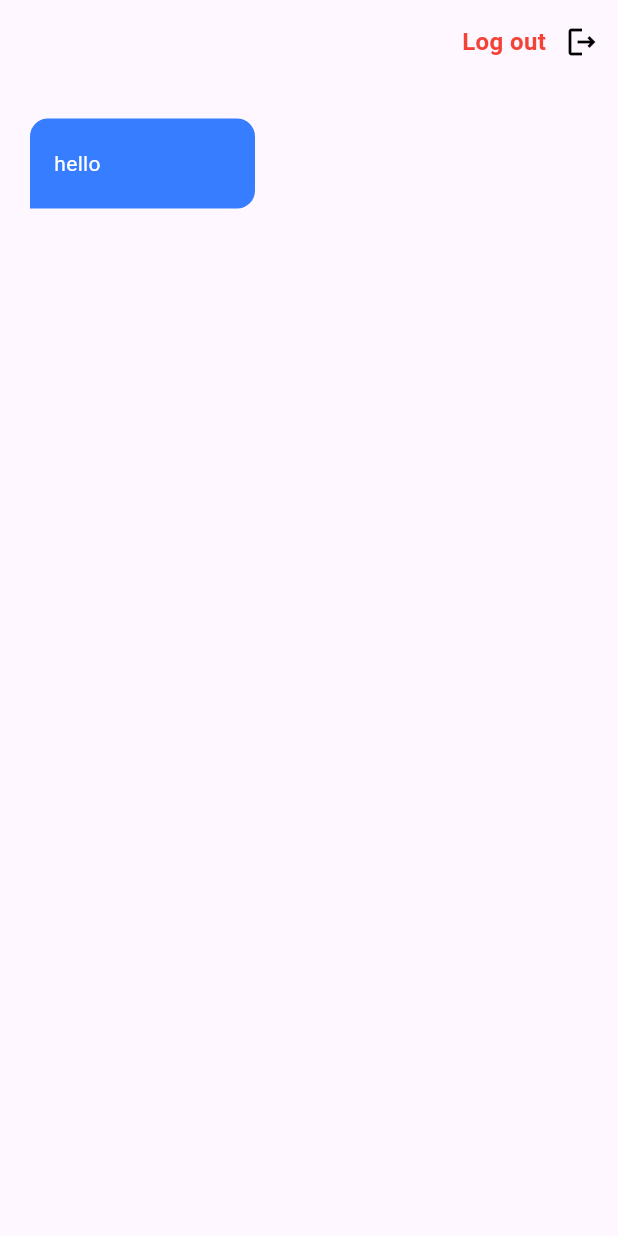
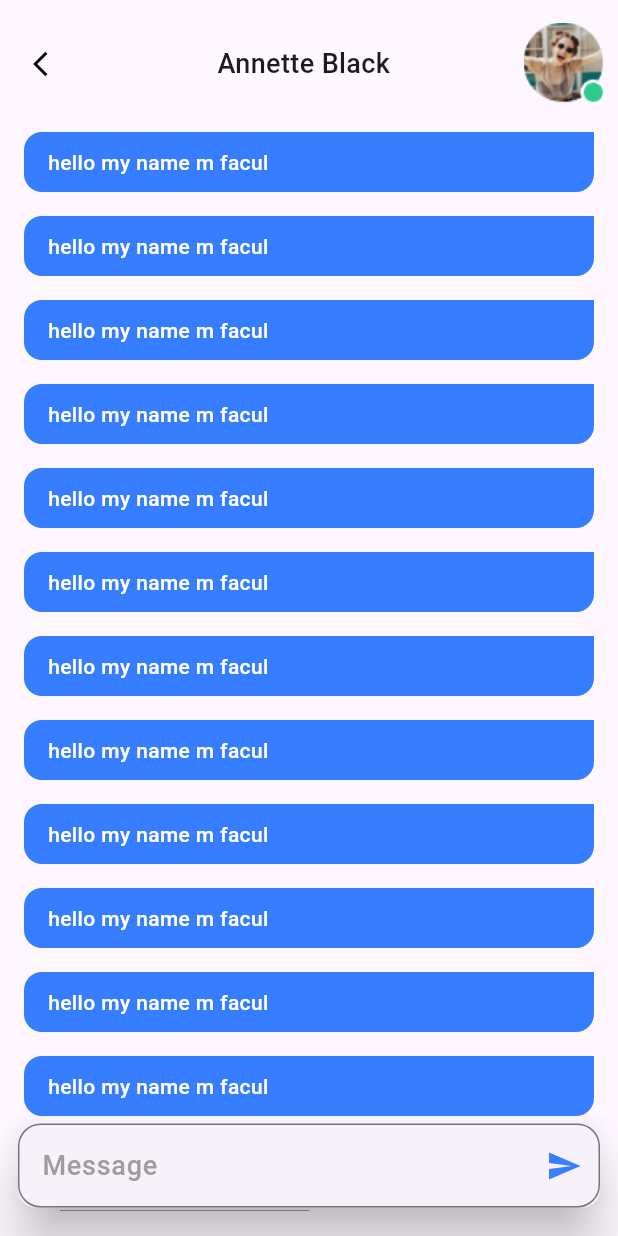
Before and after one commit to AbdelrahmanZeid/TaklyApp, a Flutter app: the ChatScreen screen opened directly, on a phone screen of 412 x 824 dp. Run offline on Flutter 3.47's test engine with Material 2 defaults, Android fonts, the phone set to English and light mode, and no system bars; our stand-ins replace easy_splash_screen, firebase_auth, firebase_core, google_sign_in; accounts and stored records are empty.

Commit message:
create message bubble and send message

```diff
--- a/lib/screens/chat_screen.dart
+++ b/lib/screens/chat_screen.dart
@@ -1,8 +1,5 @@
-import 'package:firebase_auth/firebase_auth.dart';
 import 'package:flutter/material.dart';
-import 'package:google_sign_in/google_sign_in.dart';
 import 'package:takly/constants/app_constant.dart';
-import 'package:takly/screens/sign_in_screen.dart';
 
 class ChatScreen extends StatelessWidget {
   const ChatScreen({super.key});
@@ -10,79 +7,57 @@ class ChatScreen extends StatelessWidget {
   @override
   Widget build(BuildContext context) {
     return Scaffold(
-      appBar: AppBar(
-        automaticallyImplyLeading: false,
-        elevation: 0,
-        // backgroundColor: Theme.of(context).scaffoldBackgroundColor,
-
-        actions: [
-          Text(
-            'Log out',
-            style: TextStyle(
-                color: Colors.red, fontWeight: FontWeight.bold, fontSize: 16),
-          ),
+      body: SafeArea(
+        child: Padding(
+          padding: EdgeInsets.symmetric(horizontal: 8, vertical: 15),
+          child: Column(
+            children: [
+              Row(
+                mainAxisAlignment: MainAxisAlignment.spaceBetween,
+                children: [
                   IconButton(
-            onPressed: () async {
-              GoogleSignIn().disconnect();
-              final firebase = await FirebaseAuth.instance;
-              firebase.signOut();
-              Navigator.push(
-                context,
-                MaterialPageRoute(
-                  builder: (context) {
-                    return SignInScreen();
-                  },
-                ),
-              );
-            },
+                    onPressed: () => Navigator.pop(context),
                     icon: Icon(
-              Icons.logout_outlined,
+                      Icons.arrow_back_ios,
                       color: Colors.black,
+                      size: 20,
                     ),
                   ),
+                  Text(
+                    'Annette Black',
+                    style: TextStyle(fontWeight: FontWeight.w500, fontSize: 18),
+                  ),
+                  Container(
+                      width: 55,
+                      height: 55,
+                      decoration: BoxDecoration(
+                        image: DecorationImage(
+                          fit: BoxFit.cover,
+                          image: AssetImage(
+                            'assets/images/Main_Image/User_Active.png',
+                          ),
+                        ),
+                      ),
+                      child: null),
                 ],
               ),
-      body: SafeArea(
-        child: Padding(
-          padding: EdgeInsets.symmetric(horizontal: 12, vertical: 15),
-          child: Column(
-            children: [
-              // Row(
-              //   mainAxisAlignment: MainAxisAlignment.spaceBetween,
-              //   children: [
-              //     IconButton(
-              //       onPressed: () => Navigator.pop(context),
-              //       icon: Icon(
-              //         Icons.arrow_back_ios,
-              //         color: Colors.black,
-              //       ),
-              //     ),
-              //     Text(
-              //       'Annette Black',
-              //       style: TextStyle(fontWeight: FontWeight.bold, fontSize: 20),
-              //     ),
-              //     Container(
-              //         width: 62,
-              //         height: 62,
-              //         decoration: BoxDecoration(
-              //           image: DecorationImage(
-              //             fit: BoxFit.cover,
-              //             image: AssetImage(
-              //               'assets/images/Main_Image/User_Active.png',
-              //             ),
-              //           ),
-              //         ),
-              //         child: null),
-              //   ],
-              // ),
-              Row(
-                mainAxisAlignment: MainAxisAlignment.start,
-                children: [
-                  MessageBubble(),
-                ],
+
+              SizedBox(
+                height: 10,
               ),
-            //  const SizedBox(height: 450,),
-            //   SendMessage(),
+              Expanded(
+                child: ListView.builder(
+                  itemBuilder: (BuildContext context, int index) {
+                    return MessageBubble();
+                  },
+                  itemCount: 20,
+                ),
+              ),
+
+              Card(
+                elevation: 15,
+                child: SendMessage(),
+              ),
             ],
           ),
         ),
@@ -96,24 +71,23 @@ class MessageBubble extends StatelessWidget {
 
   @override
   Widget build(BuildContext context) {
-    return  Container(
-        height: 60,
-        width: 150,
+    return Container(
+      width: double.infinity,
       alignment: Alignment.centerLeft,
-
       margin: EdgeInsets.all(8),
       padding: EdgeInsets.symmetric(vertical: 10, horizontal: 16),
       decoration: BoxDecoration(
         color: kPrimaryColor,
         borderRadius: BorderRadius.only(
           topLeft: Radius.circular(12),
-            topRight: Radius.circular(12),
+          // topRight: Radius.circular(16),
           bottomRight: Radius.circular(12),
+          bottomLeft: Radius.circular(12),
         ),
       ),
       child: Text(
-          "hello",
-          style: TextStyle(color: Colors.white),
+        "hello my name m facul",
+        style: TextStyle(color: Colors.white,fontWeight: FontWeight.w500),
       ),
     );
   }
@@ -143,22 +117,28 @@ class _SendMessageState extends State<SendMessage> {
           child: TextFormField(
             controller: chatController,
             decoration: InputDecoration(
-              label: Text(
-                'Enter your message',
-                style: TextStyle(color: Colors.grey, fontSize: 14),
-              ),
-              border: OutlineInputBorder(
-                borderRadius: BorderRadius.circular(10),
-              ),
-            ),
-          ),
-        ),
-        IconButton(
+              suffixIcon: IconButton(
                 onPressed: () {
                   FocusScope.of(context).unfocus();
                   chatController.clear();
                 },
-          icon: Icon(Icons.send),
+                icon: Icon(
+                  Icons.send,
+                  color: kPrimaryColor,
+                ),
+              ),
+              label: Text(
+                'Message',
+                style: TextStyle(
+                    color: Colors.grey,
+                    fontSize: 18,
+                    fontWeight: FontWeight.w500),
+              ),
+              border: OutlineInputBorder(
+                borderRadius: BorderRadius.circular(15),
+              ),
+            ),
+          ),
         ),
       ],
     );
```
Also changed, not shown: lib/screens/profile_screen.dart (+46 -0 lines), lib/widgets/send_message.dart (added, +60 -0 lines), lib/widgets/message_bubble.dart (added). Lines whose indentation alone changed are shown as unchanged.
